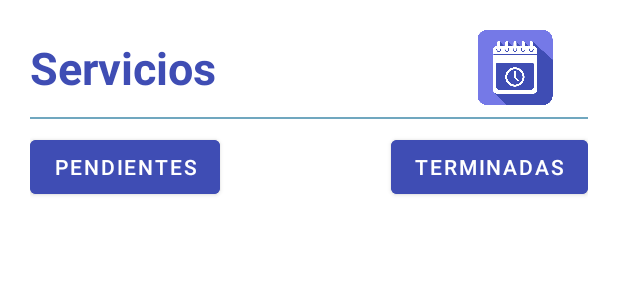
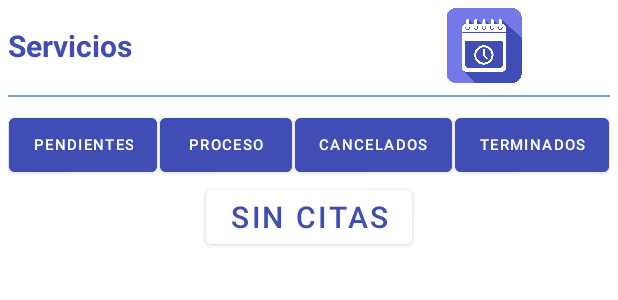
Before and after one commit to DiegoMontes20/DealApp, an Android app: the layout fragment_dashboard.xml on its own in the app's theme, with its tools: preview values and no code run, on a phone screen of 412 x 824 dp. Shown: the top 300 px of the screen. Run offline under Robolectric (Android 15) with nearby library versions, the phone set to English and light mode, and no system bars; network calls fail.

Commit message:
Gustavo Flores:
-Cambios de UI en las citas

```diff
--- a/app/src/main/java/mx/edu/utez/deal/adapter/AppointmetAdapter.kt
+++ b/app/src/main/java/mx/edu/utez/deal/adapter/AppointmetAdapter.kt
@@ -41,7 +41,7 @@ class AppointmetAdapter(val appointments:List<AppointmentModel>): RecyclerView.A
 
         fun render(appointment:AppointmentModel){
 
-           binding.horario.text="${appointment.dateTime.substring(0,10)} ${appointment.provider.startTime.substring(0,5)} a ${appointment.provider.finalTime.substring(0,5)}"
+           binding.horario.text="${appointment.dateTime.substring(0,10)} ${appointment.dateTime.substring(11,16)}"
             binding.nombreProveedor.text = "${appointment.provider.name} (${appointment.provider.area})"
             view.setOnClickListener {
                 val intent = Intent(view.context, AgendaSummary::class.java)
--- a/app/src/main/java/mx/edu/utez/deal/ui/home/HomeFragment.kt
+++ b/app/src/main/java/mx/edu/utez/deal/ui/home/HomeFragment.kt
@@ -185,7 +185,6 @@ class HomeFragment : Fragment() {
                                 ?.string()
                         )
                     )
-
                     var jobject:JSONObject = JSONObject(prettyJson)
                     var Jarray:JSONArray = jobject.getJSONArray("data")
                     var i=0
--- a/app/src/main/res/layout/fragment_dashboard.xml
+++ b/app/src/main/res/layout/fragment_dashboard.xml
@@ -7,7 +7,7 @@
     android:layout_width="match_parent"
     android:layout_height="match_parent"
     android:orientation="vertical"
-    android:layout_margin="20dp"
+    android:layout_margin="5dp"
     tools:context=".ui.dashboard.DashboardFragment">
 
     <LinearLayout
@@ -18,12 +18,13 @@
         android:gravity="center">
 
         <TextView
+            android:id="@+id/txt_titulo"
             android:layout_width="wrap_content"
             android:layout_height="wrap_content"
             android:layout_marginRight="150dp"
             android:backgroundTint="@color/white"
             android:textStyle="bold"
-            android:textSize="30dp"
+            android:textSize="20dp"
             android:textColor="@color/primaryDark"
             android:text="Servicios"/>
         <ImageView
@@ -39,13 +40,15 @@
         android:background="@color/secondaryDark"
         android:layout_marginBottom="8dp"/>
 
-    <RelativeLayout
+    <LinearLayout
         android:layout_width="match_parent"
         android:layout_height="wrap_content"
-
+        android:gravity="center"
         android:orientation="horizontal">
 
         <Button
+            android:textSize="10dp"
+            android:layout_marginRight="2dp"
             android:id="@+id/pendiente"
             android:layout_width="wrap_content"
             android:layout_height="wrap_content"
@@ -54,17 +57,49 @@
             android:text="Pendientes"></Button>
 
         <Button
+            android:textSize="10dp"
+            android:id="@+id/proceso"
+            android:layout_marginRight="2dp"
+            android:layout_width="wrap_content"
+            android:layout_height="wrap_content"
+            android:layout_alignParentRight="true"
+            android:backgroundTint="@color/primaryDark"
+            android:text="proceso"></Button>
+
+        <Button
+            android:textSize="10dp"
+            android:layout_marginRight="2dp"
+            android:id="@+id/canceladas"
+            android:layout_width="wrap_content"
+            android:layout_height="wrap_content"
+            android:layout_alignParentLeft="true"
+            android:backgroundTint="@color/primaryDark"
+            android:text="Cancelados"></Button>
+
+        <Button
+            android:textSize="10dp"
             android:id="@+id/terminada"
             android:layout_width="wrap_content"
             android:layout_height="wrap_content"
             android:layout_alignParentRight="true"
             android:backgroundTint="@color/primaryDark"
-            android:text="Terminadas"></Button>
+            android:text="Terminados"></Button>
 
 
-    </RelativeLayout>
 
+    </LinearLayout>
 
+    <Button
+        android:id="@+id/btn_texto"
+        android:layout_width="wrap_content"
+        android:layout_height="wrap_content"
+        android:backgroundTint="@color/white"
+        android:gravity="center"
+        android:textSize="20dp"
+        android:clickable="false"
+        android:layout_gravity="center"
+        android:text="Sin Citas"
+        android:textColor="@color/primaryDark" />
     <androidx.recyclerview.widget.RecyclerView
         android:id="@+id/rv_services"
         android:layout_width="match_parent"
--- a/app/src/main/res/layout/itemevaluation.xml
+++ b/app/src/main/res/layout/itemevaluation.xml
@@ -33,7 +33,7 @@
             android:maxLength="1"
             android:digits="12345"
             android:minEms="2"
-            android:hint="5"
+            android:hint="Calificación del 1 al 5"
             android:inputType="number"
             android:id="@+id/numero"/>
 
```
Also changed, not shown: app/src/main/java/mx/edu/utez/deal/Retro/APIService.kt (+8 -0 lines), app/src/main/java/mx/edu/utez/deal/chat2/AgendaSummary.kt (+135 -3 lines), app/src/main/java/mx/edu/utez/deal/ui/dashboard/DashboardFragment.kt (+28 -7 lines), app/src/main/res/layout/activity_agenda_summary.xml (+12 -0 lines).
